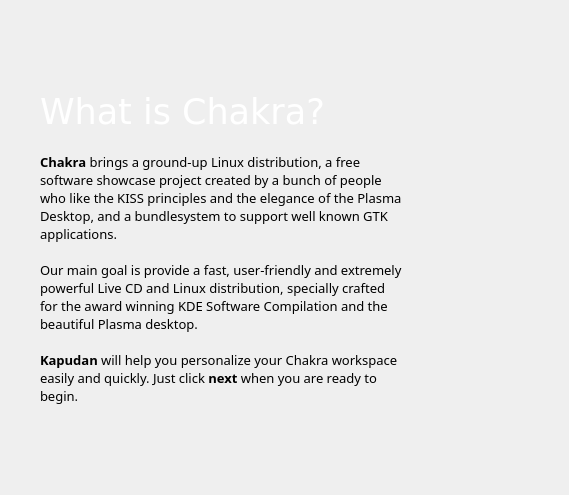
Old version of the form ui/ui_scrWelcome.ui in the repository rshipp/kapudan.
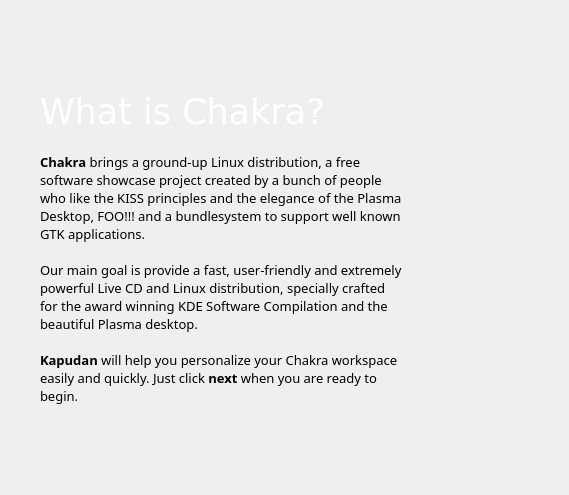
New version of the form. Icons and pictures are not drawn.

Patch:
```diff
--- a/ui/ui_scrWelcome.ui
+++ b/ui/ui_scrWelcome.ui
@@ -102,7 +102,7 @@
         <enum>QFrame::Raised</enum>
        </property>
        <property name="text">
-        <string>&lt;html&gt;&lt;head/&gt;&lt;body&gt;&lt;p&gt;&lt;span style=&quot; font-weight:600;&quot;&gt;Chakra&lt;/span&gt; brings a ground-up Linux distribution, a free software showcase project created by a bunch of people who like the KISS principles and the elegance of the Plasma Desktop, and a bundlesystem to support well known GTK applications.&lt;br/&gt;&lt;br/&gt;Our main goal is provide a fast, user-friendly and extremely powerful Live CD and Linux distribution, specially crafted for the award winning KDE Software Compilation and the beautiful Plasma desktop.&lt;br/&gt;&lt;br/&gt;&lt;span style=&quot; font-weight:600;&quot;&gt;Kapudan&lt;/span&gt; will help you personalize your Chakra workspace easily and quickly. Just click &lt;span style=&quot; font-weight:600;&quot;&gt;next&lt;/span&gt; when you are ready to begin.&lt;/p&gt;&lt;/body&gt;&lt;/html&gt;</string>
+        <string>&lt;html&gt;&lt;head/&gt;&lt;body&gt;&lt;p&gt;&lt;span style=&quot; font-weight:600;&quot;&gt;Chakra&lt;/span&gt; brings a ground-up Linux distribution, a free software showcase project created by a bunch of people who like the KISS principles and the elegance of the Plasma Desktop, FOO!!! and a bundlesystem to support well known GTK applications.&lt;br/&gt;&lt;br/&gt;Our main goal is provide a fast, user-friendly and extremely powerful Live CD and Linux distribution, specially crafted for the award winning KDE Software Compilation and the beautiful Plasma desktop.&lt;br/&gt;&lt;br/&gt;&lt;span style=&quot; font-weight:600;&quot;&gt;Kapudan&lt;/span&gt; will help you personalize your Chakra workspace easily and quickly. Just click &lt;span style=&quot; font-weight:600;&quot;&gt;next&lt;/span&gt; when you are ready to begin.&lt;/p&gt;&lt;/body&gt;&lt;/html&gt;</string>
        </property>
        <property name="alignment">
         <set>Qt::AlignLeading|Qt::AlignLeft|Qt::AlignVCenter</set>
```
